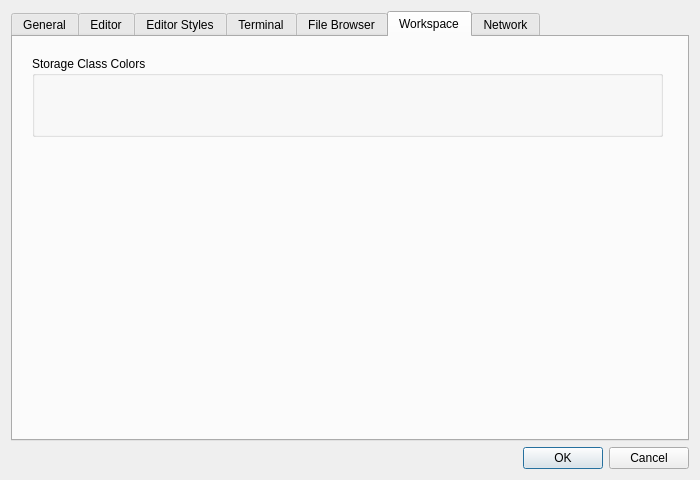
This is libgui/src/settings-dialog.ui in ctaggart/octave as Qt 5 draws it before an edit. The edited form follows.
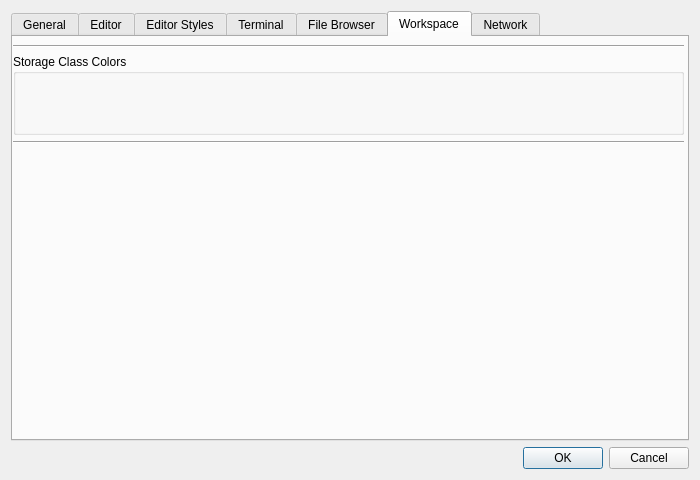
This is the edited form. The open tabs and pages were chosen to show the change.

Commit message:
Modify the "Workspace" tab to properly display the work space colors on MacOS X.
* libgui/src/settings-dialog.ui: Place the "Storage Class Colors" QGroupBox
inside a QVBoxLayout.  Add horizontal lines for their esthetic effect.
The settings-dialog.ui had to be manually edited to remove the font property
for the QGroupBox (Qt Designer bug?).

Diff of the .ui file:
```diff
--- a/libgui/src/settings-dialog.ui
+++ b/libgui/src/settings-dialog.ui
@@ -1070,15 +1070,40 @@
       <attribute name="title">
        <string>Workspace</string>
       </attribute>
-      <widget class="QGroupBox" name="workspace_colors_box">
+      <widget class="QWidget" name="verticalLayoutWidget_6">
        <property name="geometry">
         <rect>
-         <x>19</x>
-         <y>19</y>
-         <width>631</width>
-         <height>81</height>
+         <x>0</x>
+         <y>8</y>
+         <width>671</width>
+         <height>391</height>
         </rect>
        </property>
+       <layout class="QVBoxLayout" name="verticalLayout_13">
+        <item>
+         <widget class="Line" name="line_7">
+          <property name="minimumSize">
+           <size>
+            <width>0</width>
+            <height>0</height>
+           </size>
+          </property>
+          <property name="orientation">
+           <enum>Qt::Horizontal</enum>
+          </property>
+         </widget>
+        </item>
+        <item>
+         <widget class="QGroupBox" name="workspace_colors_box">
+          <property name="enabled">
+           <bool>true</bool>
+          </property>
+          <property name="sizePolicy">
+           <sizepolicy hsizetype="Preferred" vsizetype="Preferred">
+            <horstretch>0</horstretch>
+            <verstretch>0</verstretch>
+           </sizepolicy>
+          </property>
        <property name="minimumSize">
         <size>
          <width>0</width>
@@ -1088,7 +1113,40 @@
        <property name="title">
         <string>Storage Class Colors</string>
        </property>
-      </widget>
+          <zorder>line_6</zorder>
+          <zorder>line_5</zorder>
+         </widget>
+        </item>
+        <item>
+         <widget class="Line" name="line_8">
+          <property name="minimumSize">
+           <size>
+            <width>0</width>
+            <height>1</height>
+           </size>
+          </property>
+          <property name="orientation">
+           <enum>Qt::Horizontal</enum>
+          </property>
+         </widget>
+        </item>
+        <item>
+         <spacer name="verticalSpacer_6">
+          <property name="orientation">
+           <enum>Qt::Vertical</enum>
+          </property>
+          <property name="sizeHint" stdset="0">
+           <size>
+            <width>20</width>
+            <height>40</height>
+           </size>
+          </property>
+         </spacer>
+        </item>
+       </layout>
+      </widget>
+      <zorder>verticalLayoutWidget_6</zorder>
+      <zorder>line_6</zorder>
      </widget>
      <widget class="QWidget" name="tab_3">
       <attribute name="title">
```
Lines whose indentation alone changed are shown as unchanged.
